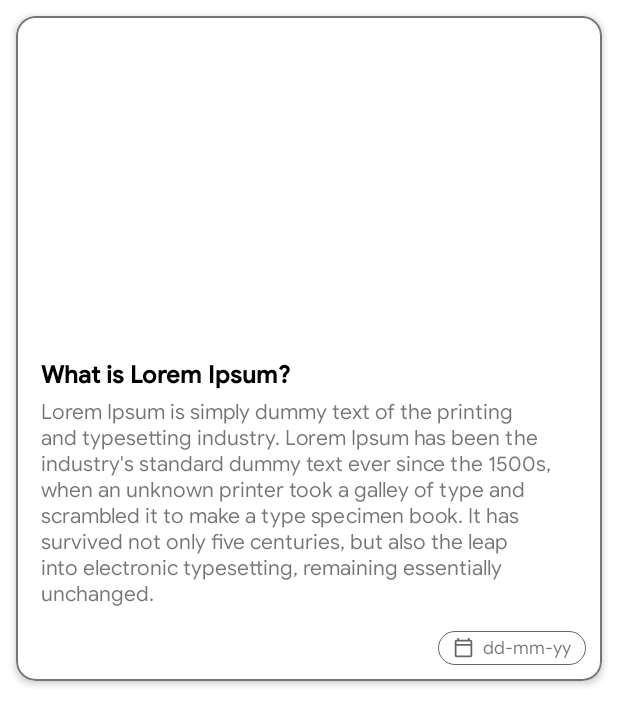
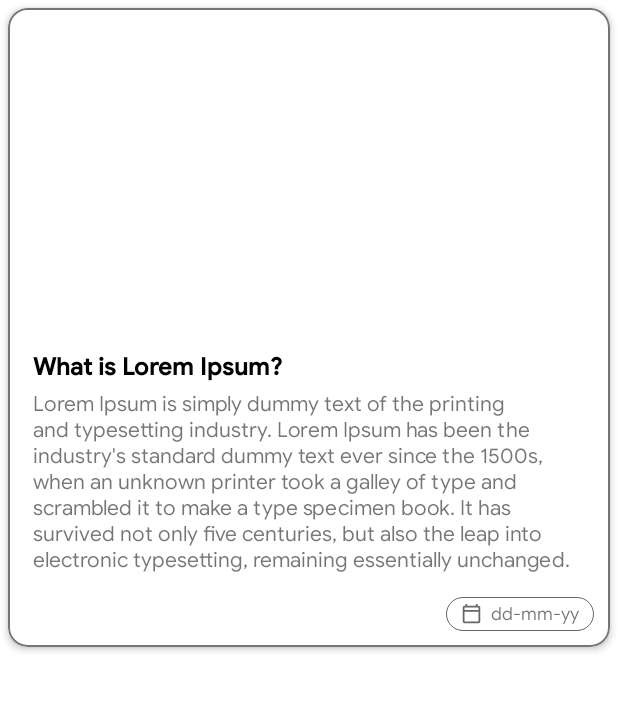
Before and after one commit to youuungh/SimpleNotes, an Android app: the layout note_item_layout.xml on its own in the app's theme, with its tools: preview values and no code run, on a phone screen of 412 x 824 dp. Shown: the top 725 px of the screen. Run offline under Robolectric (Android 15) with nearby library versions, the phone set to English and light mode, and no system bars.

Commit message:
update commit

```diff
--- a/app/build.gradle.kts
+++ b/app/build.gradle.kts
@@ -90,8 +90,8 @@ dependencies {
     implementation("com.thebluealliance:spectrum:0.7.1")
 
     // Glide
-    implementation("com.github.bumptech.glide:glide:4.12.0")
-    annotationProcessor("com.github.bumptech.glide:compiler:4.12.0")
+    implementation("com.github.bumptech.glide:glide:4.16.0")
+    annotationProcessor("com.github.bumptech.glide:compiler:4.16.0")
 
     implementation("io.github.yahiaangelo.markdownedittext:markdownedittext:1.1.3")
     implementation("io.noties.markwon:core:4.6.2")
--- a/app/src/main/res/layout/note_item_layout.xml
+++ b/app/src/main/res/layout/note_item_layout.xml
@@ -9,8 +9,7 @@
 
     <RelativeLayout
         android:layout_width="match_parent"
-        android:layout_height="wrap_content"
-        android:layout_margin="5dp">
+        android:layout_height="wrap_content">
 
         <com.google.android.material.card.MaterialCardView
             android:id="@+id/noteItemLayoutParent"
```
Also changed, not shown: app/src/main/java/com/example/simplenotes/ui/fragments/NoteContentFragment.kt (+7 -1 lines).
